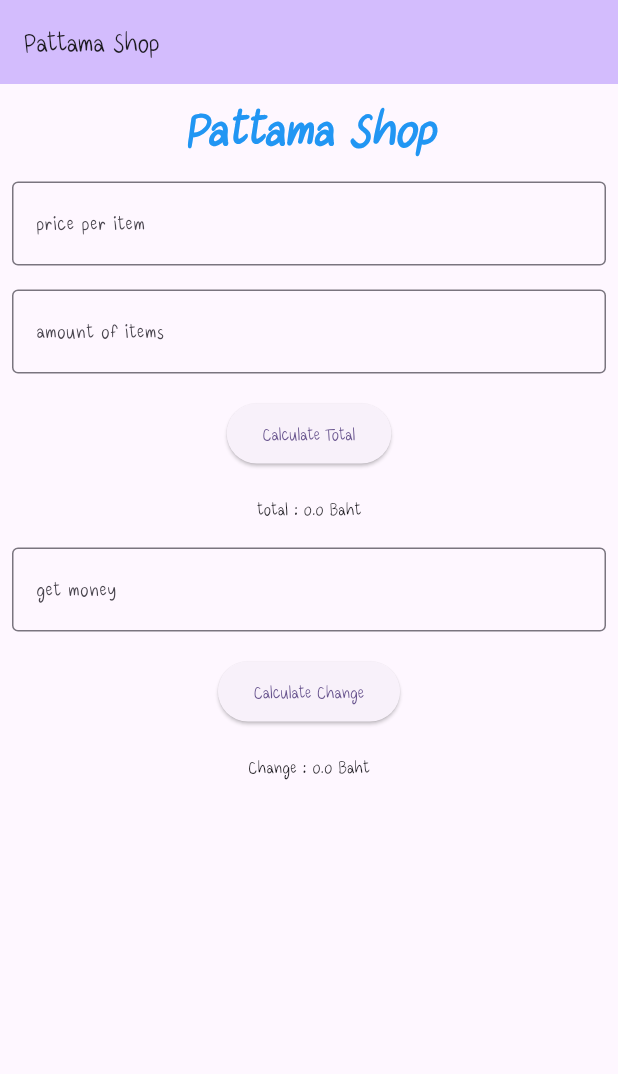
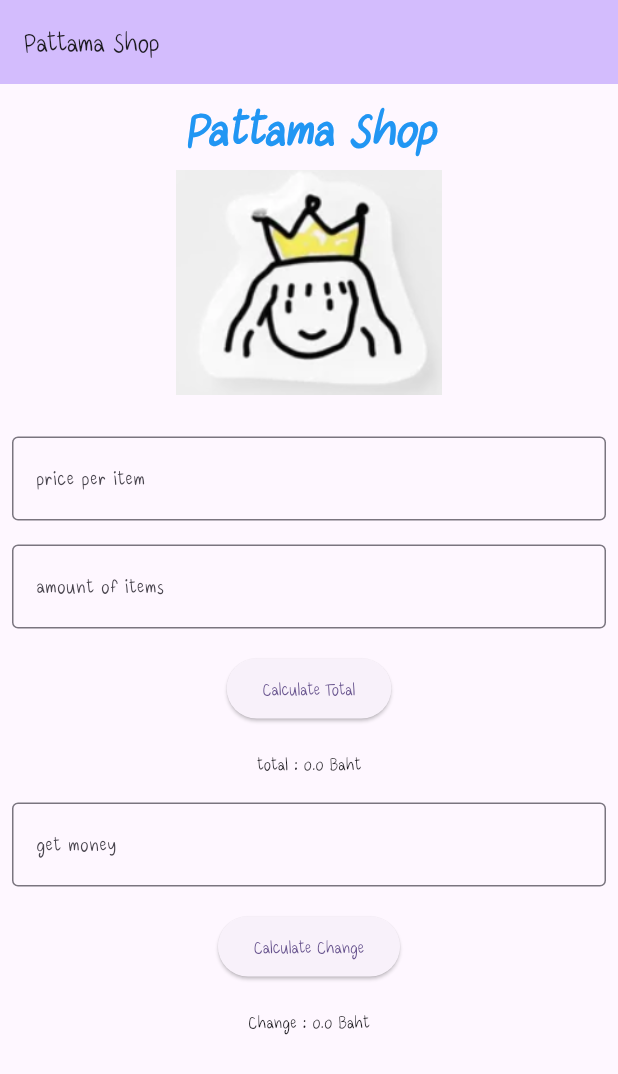
Before and after one commit to baaanaga/firstapp, a Flutter app: the screen it shows after launch, on a phone screen of 412 x 824 dp. Shown: the top 1074 px of the screen. Run offline on Flutter 3.47's test engine with Material 3 defaults, Android fonts, the phone set to English and light mode, and no system bars; our stand-ins replace material_ui.

Commit message:
Add image

```diff
--- a/lib/main.dart
+++ b/lib/main.dart
@@ -52,6 +52,8 @@ class _MyHomePageState extends State<MyHomePage> {
             color: Colors.blue
           ),
           ),
+          Image.asset("assets/lisa.PNG", height: 150),
+          SizedBox(height: 20,),
           Padding(
             padding: const EdgeInsets.all(8.0),
             child: priceTextField("price per item", price),
--- a/pubspec.yaml
+++ b/pubspec.yaml
@@ -57,7 +57,8 @@ flutter:
   # included with your application, so that you can use the icons in
   # the material Icons class.
   uses-material-design: true
-
+  assets:
+   - assets/lisa.PNG
   # To add assets to your application, add an assets section, like this:
   # assets:
   #   - images/a_dot_burr.jpeg
```
Also changed, not shown: assets/lisa.PNG (added).
